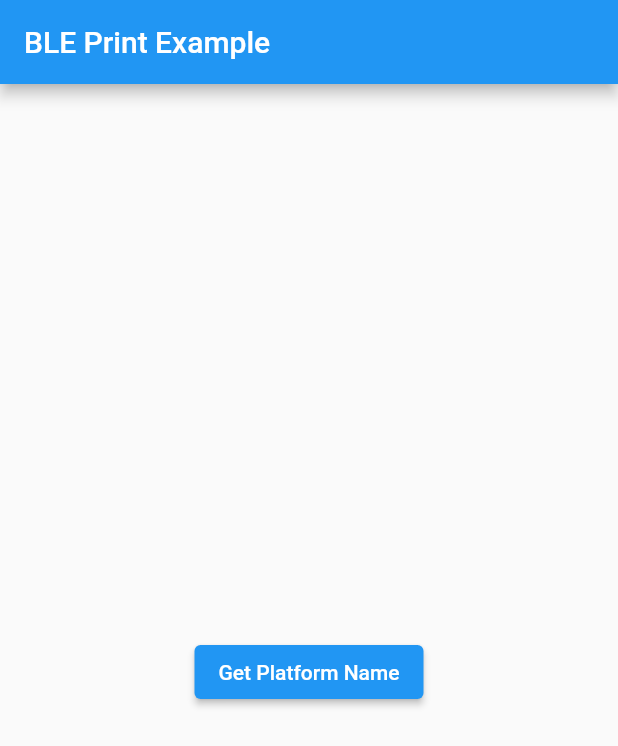
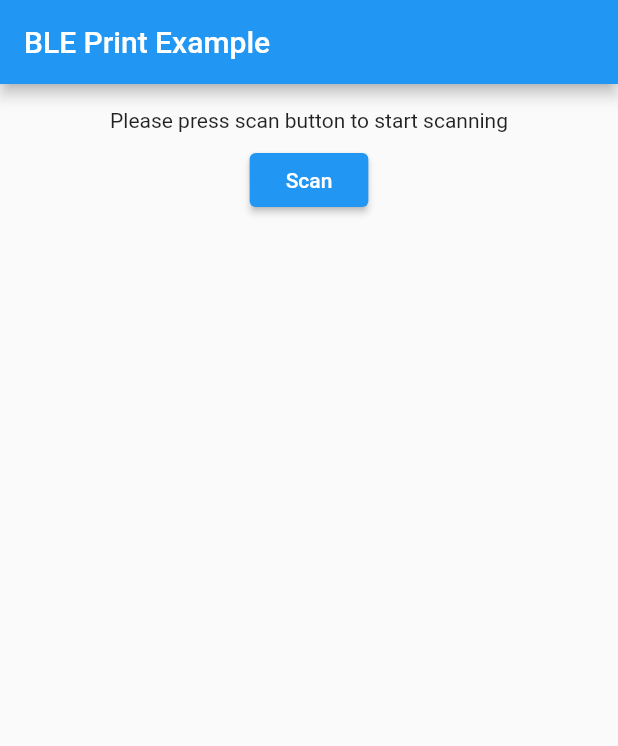
Before and after one commit to dewinjm/bleprint, a Flutter app: the screen it shows after launch, on a phone screen of 412 x 824 dp. Shown: the top 746 px of the screen. Run offline on Flutter 3.47's test engine with Material 2 defaults, Android fonts, the phone set to English and light mode, and no system bars; our stand-ins replace plugin_platform_interface.

Commit message:
feat(example): add scan behaviors

```diff
--- a/bleprint/example/lib/main.dart
+++ b/bleprint/example/lib/main.dart
@@ -15,7 +15,14 @@ class MyApp extends StatelessWidget {
 
   @override
   Widget build(BuildContext context) {
-    return const MaterialApp(home: HomePage());
+    return MaterialApp(
+      title: 'BLE Print Example',
+      debugShowCheckedModeBanner: false,
+      theme: ThemeData(
+        primarySwatch: Colors.blue,
+      ),
+      home: const HomePage(),
+    );
   }
 }
 
@@ -27,8 +34,9 @@ class HomePage extends StatefulWidget {
 }
 
 class _HomePageState extends State<HomePage> {
-  String? _platformName;
   late BluetoothManager bluetoothManager;
+  bool _isScanning = false;
+  List<BluetoothDevice> _devices = <BluetoothDevice>[];
 
   @override
   void initState() {
@@ -40,40 +48,108 @@ class _HomePageState extends State<HomePage> {
   Widget build(BuildContext context) {
     return Scaffold(
       appBar: AppBar(title: const Text('BLE Print Example')),
-      body: Center(
+      body: SingleChildScrollView(
+        child: Padding(
+          padding: const EdgeInsets.all(16),
+          child: Center(
             child: Column(
               mainAxisAlignment: MainAxisAlignment.center,
               children: [
-            if (_platformName == null)
-              const SizedBox.shrink()
-            else
-              Text(
-                'Platform Name: $_platformName',
-                style: Theme.of(context).textTheme.headline5,
+                _scanWidget(),
+                Column(
+                  children: _devices.map(_buildItem).toList(),
                 ),
-            const SizedBox(height: 16),
+              ],
+            ),
+          ),
+        ),
+      ),
+    );
+  }
+
+  Widget _scanWidget() {
+    return _isScanning
+        ? Column(
+            children: const [
+              Text('Wait bluetooth scan'),
+              SizedBox(height: 8),
+              CircularProgressIndicator(),
+            ],
+          )
+        : Column(
+            children: [
+              const Text('Please press scan button to start scanning'),
+              const SizedBox(height: 8),
               ElevatedButton(
-              onPressed: () async {
-                bluetoothManager.scanDevices().listen(
+                onPressed: _scanDevices,
+                child: Padding(
+                  padding: const EdgeInsets.all(8),
+                  child: Column(
+                    children: const [
+                      Text('Scan'),
+                    ],
+                  ),
+                ),
+              ),
+            ],
+          );
+  }
+
+  Widget _buildItem(BluetoothDevice device) {
+    return ConstrainedBox(
+      constraints: const BoxConstraints(
+        maxWidth: 600,
+      ),
+      child: Card(
+        elevation: 3,
+        child: Padding(
+          padding: const EdgeInsets.all(16),
+          child: Row(
+            mainAxisAlignment: MainAxisAlignment.spaceBetween,
+            children: [
+              Row(
+                children: [
+                  const Icon(Icons.bluetooth),
+                  const SizedBox(width: 8),
+                  Text(device.name),
+                ],
+              ),
+              const SizedBox(width: 16),
+              ElevatedButton(onPressed: () {}, child: const Text('Connect')),
+            ],
+          ),
+        ),
+      ),
+    );
+  }
+
+  void _scanDevices() {
+    setState(() {
+      _isScanning = true;
+      _devices = <BluetoothDevice>[];
+    });
+
+    bluetoothManager.scanDevices(duration: const Duration(seconds: 4)).listen(
       (device) {
-                    setState(() => _platformName = device.name);
+        setState(() {
+          if (device != null) {
+            _devices.add(device);
+          } else {
+            _isScanning = false;
+          }
+        });
       },
-                  onError: (Object error, _) {
+    ).onError((Object error, _) {
+      setState(() {
+        _isScanning = false;
+      });
+
       ScaffoldMessenger.of(context).showSnackBar(
         SnackBar(
           backgroundColor: Theme.of(context).primaryColor,
           content: Text('$error'),
         ),
       );
-                  },
-                  cancelOnError: true,
-                );
-              },
-              child: const Text('Get Platform Name'),
-            ),
-          ],
-        ),
-      ),
-    );
+    });
   }
 }
```
Lines whose indentation alone changed are shown as unchanged.
